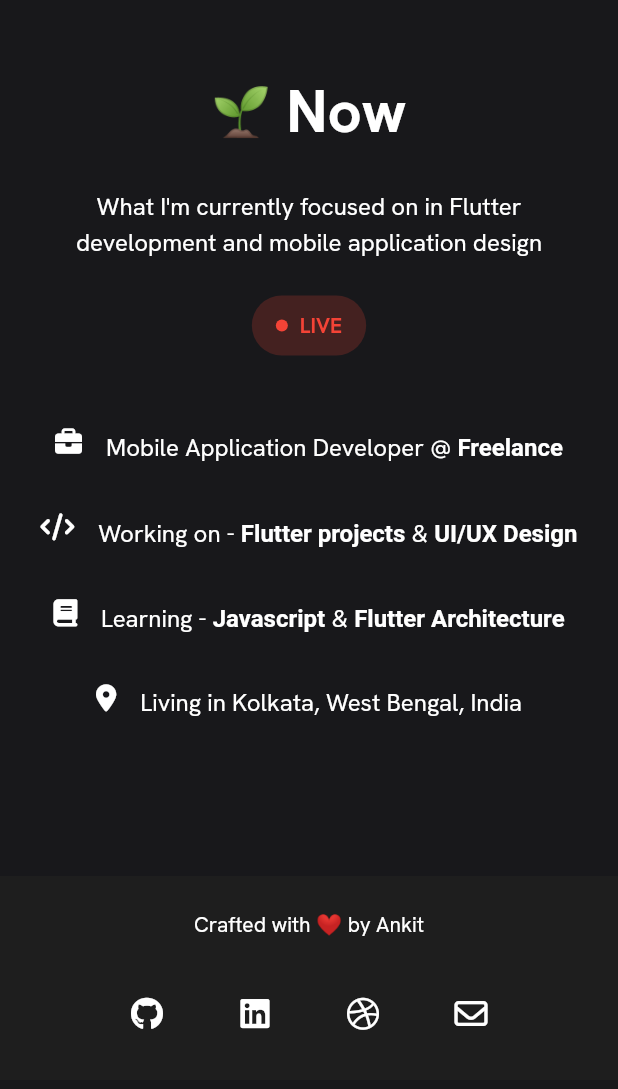
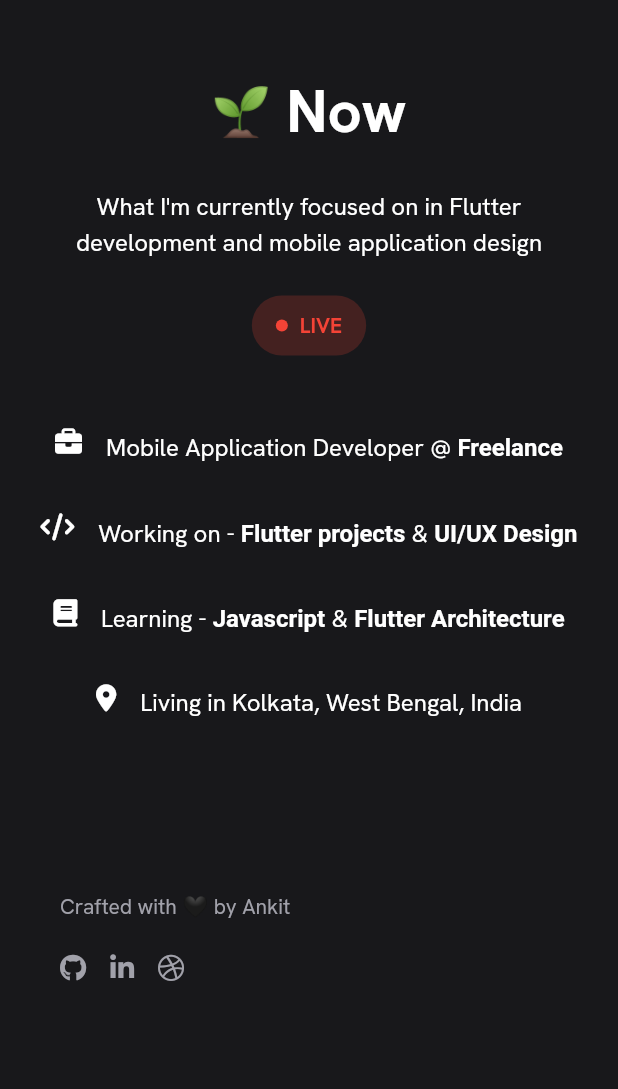
Before and after one commit to Ankit180898/portfolio_website, a Flutter app: the NowScreen screen opened by its route, on a phone screen of 412 x 824 dp, the part 108-1197 px from its top. Run offline on Flutter 3.47's test engine with Material 3 defaults, Android fonts, the phone set to English and light mode, and no system bars; our stand-ins replace cached_network_image, flutter_svg, font_awesome_flutter, get, get_storage; missing offline and left inert: dart:html; accounts and stored records are empty.

Commit message:
Refactor debug print statements to use debugPrint for better performance; remove duplicate logo assets from footer and nav bar; simplify project card mapping in home screen; adjust crossAxisAlignment in NowScreen; enhance layout responsiveness in ResourcesScreen.

```diff
--- a/lib/app.dart
+++ b/lib/app.dart
@@ -14,8 +14,8 @@ class PortfolioApp extends StatelessWidget {
 
     // Use Obx to reactively rebuild when theme changes
     return Obx(() {
-      print('Rebuilding app with themeMode: ${themeController.themeMode}');
-      print('IsDarkMode: ${themeController.isDarkMode}');
+      debugPrint('Rebuilding app with themeMode: ${themeController.themeMode}');
+      debugPrint('IsDarkMode: ${themeController.isDarkMode}');
 
       return GetMaterialApp(
         title: 'Ankit Kumar | Portfolio',
--- a/lib/screens/now_screen.dart
+++ b/lib/screens/now_screen.dart
@@ -1,5 +1,7 @@
 import 'package:flutter/material.dart';
 import 'package:get/get.dart';
+import 'package:portfolio_website/config/constants.dart';
+import 'package:portfolio_website/widgets/footer.dart';
 import 'package:url_launcher/url_launcher.dart';
 import '../controllers/theme_controller.dart';
 import '../controllers/now_controller.dart';
@@ -29,7 +31,7 @@ class NowScreen extends StatelessWidget {
         backgroundColor: isDarkMode ? const Color(0xFF18181B) : Colors.white,
         body: SingleChildScrollView(
           child: Column(
-            crossAxisAlignment: CrossAxisAlignment.start,
+            crossAxisAlignment: CrossAxisAlignment.center,
             children: [
               // Navigation bar for both mobile and desktop
               const NavBar(currentIndex: 5),
@@ -148,23 +150,13 @@ class NowScreen extends StatelessWidget {
                         textSecondaryColor: textSecondaryColor,
                       ),
 
-                      const SizedBox(height: 64),
-                    ],
-                  ),
-                ),
-              ),
-
-              Responsive.responsiveContainer(
-                context: context,
-                child: Padding(
-                  padding: const EdgeInsets.only(bottom: 24),
-                  child: Column(
-                    children: [
-                      _buildFooter(
-                        context,
-                        nowController,
-                        isDarkMode,
-                        textSecondaryColor,
+                      const SizedBox(height: 80),
+                      Responsive.responsiveContainer(
+                        context: context,
+                        child: Padding(
+                          padding: Responsive.responsivePadding(context),
+                          child: const Footer(),
+                        ),
                       ),
                     ],
                   ),
--- a/lib/widgets/footer.dart
+++ b/lib/widgets/footer.dart
@@ -53,7 +53,6 @@ class Footer extends StatelessWidget {
             ),
           ],
         ),
-        Image.asset("assets/images/logo.png", width: 24, height: 14),
         const SizedBox(height: 20),
         // Social media icons
         Row(
@@ -114,7 +113,6 @@ class Footer extends StatelessWidget {
                 ),
               ],
             ),
-            Image.asset("assets/images/logo.png", width: 24, height: 14),
           ],
         ),
         // Social media icons
--- a/lib/widgets/nav_bar.dart
+++ b/lib/widgets/nav_bar.dart
@@ -19,7 +19,7 @@ class NavBar extends StatelessWidget {
     // Use Obx to listen to theme changes
     return Obx(() {
       final isDark = controller.isDarkMode;
-      print('NavBar rebuilding with isDarkMode = $isDark');
+      debugPrint('NavBar rebuilding with isDarkMode = $isDark');
 
       if (isMobile) {
         return _buildMobileNav(context, controller, isDark);
@@ -157,9 +157,7 @@ class NavBar extends StatelessWidget {
       child: SizedBox(
         width: 48,
         height: 32,
-        child: Image.asset('assets/images/logo.png',
-        color: logoColor,
-        ),
+        child: Image.asset('assets/images/logo.png', color: logoColor),
       ),
     );
   }
@@ -168,7 +166,7 @@ class NavBar extends StatelessWidget {
     return GestureDetector(
       onTap: () {
         controller.toggleTheme(); // Ensure this triggers the theme change
-        print('Theme toggled to: ${controller.isDarkMode}'); // Debugging
+        debugPrint('Theme toggled to: ${controller.isDarkMode}'); // Debugging
       },
       child: Icon(
         isDark ? Icons.dark_mode_outlined : Icons.light_mode_outlined,
@@ -212,7 +210,7 @@ class NavBar extends StatelessWidget {
   void _showMobileMenu(BuildContext context, ThemeController controller) {
     // Get the current theme mode
     final isDark = controller.isDarkMode;
-    print('Opening mobile menu with isDarkMode = $isDark');
+    debugPrint('Opening mobile menu with isDarkMode = $isDark');
 
     showModalBottomSheet(
       context: context,
```
Also changed, not shown: lib/controllers/theme_controller.dart (+4 -4 lines), lib/screens/about_screen.dart (+28 -8 lines), lib/screens/home_screen.dart (+1 -6 lines), lib/screens/resources_screen.dart (+14 -3 lines).
